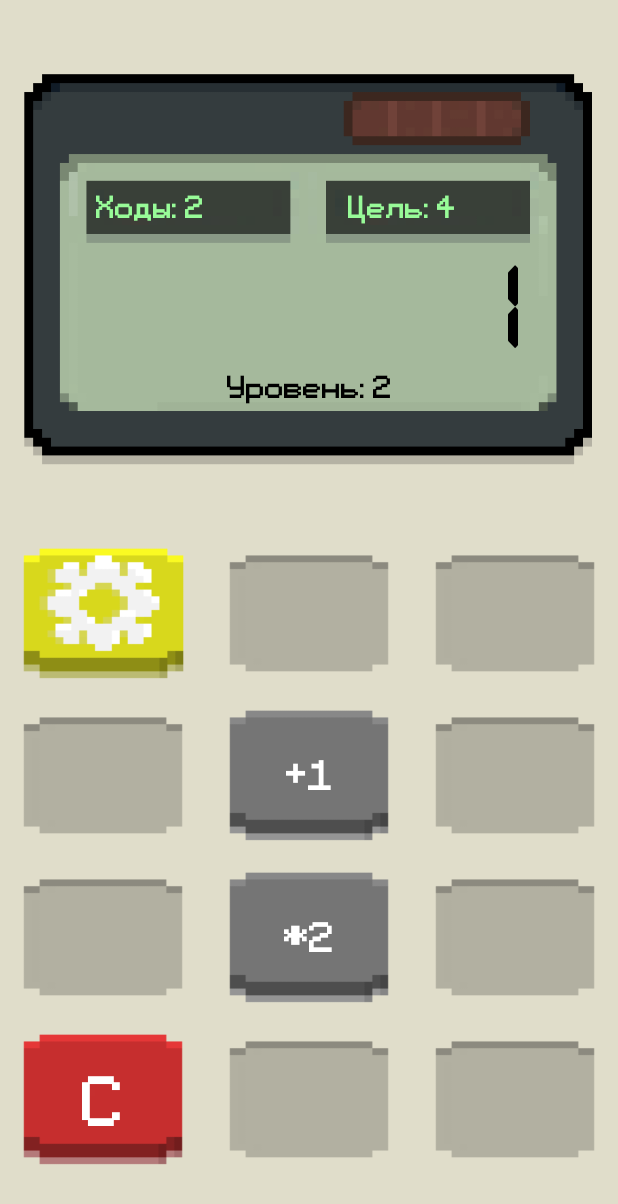
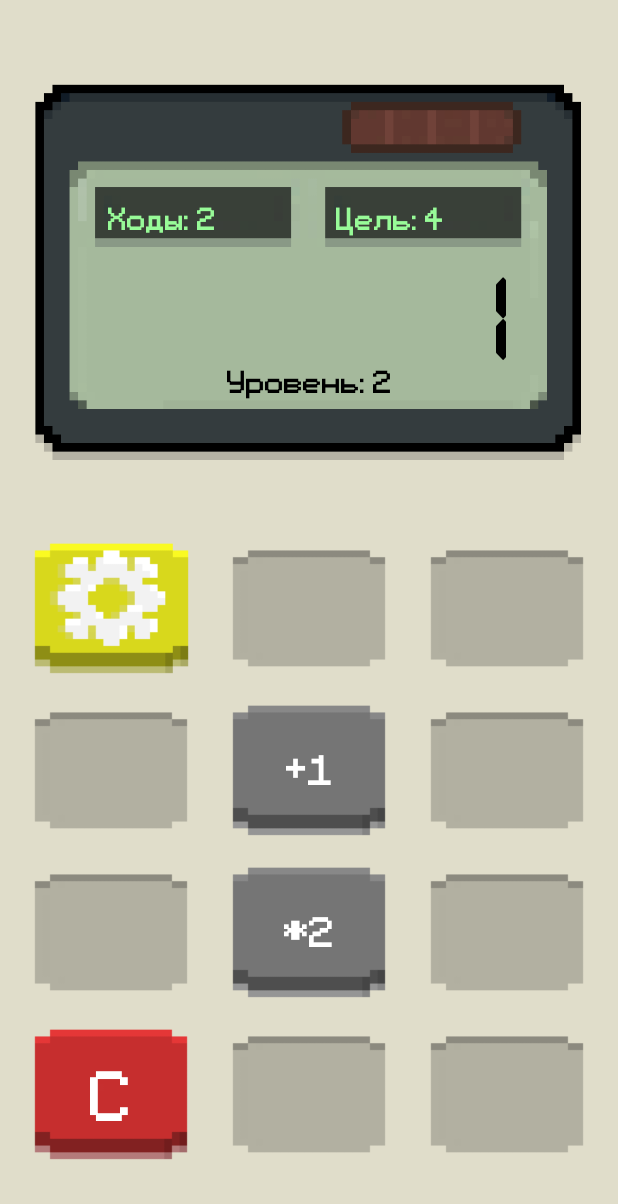
Before and after one commit to Alnoerr/CalculatronGame, an Android app built with Jetpack Compose: the GameScreen screen opened through its navigation route, on a phone screen of 412 x 824 dp. Shown: the top 1204 px of the screen. Run offline under Robolectric (Android 15) with nearby library versions, the phone set to English and light mode, and no system bars.

Commit message:
padding update to keep compose branch up-to-date with compose-playstore

```diff
--- a/app/src/main/java/com/xren/calculatorgame/ui/screen/GameScreen.kt
+++ b/app/src/main/java/com/xren/calculatorgame/ui/screen/GameScreen.kt
@@ -91,6 +91,7 @@ fun GameContent(
         horizontalAlignment = Alignment.CenterHorizontally,
         modifier = modifier
             .background(Bone)
+            .padding(8.dp)
             .fillMaxSize()
     ) {
         Box(Modifier.padding(top = 20.dp)) {
```
